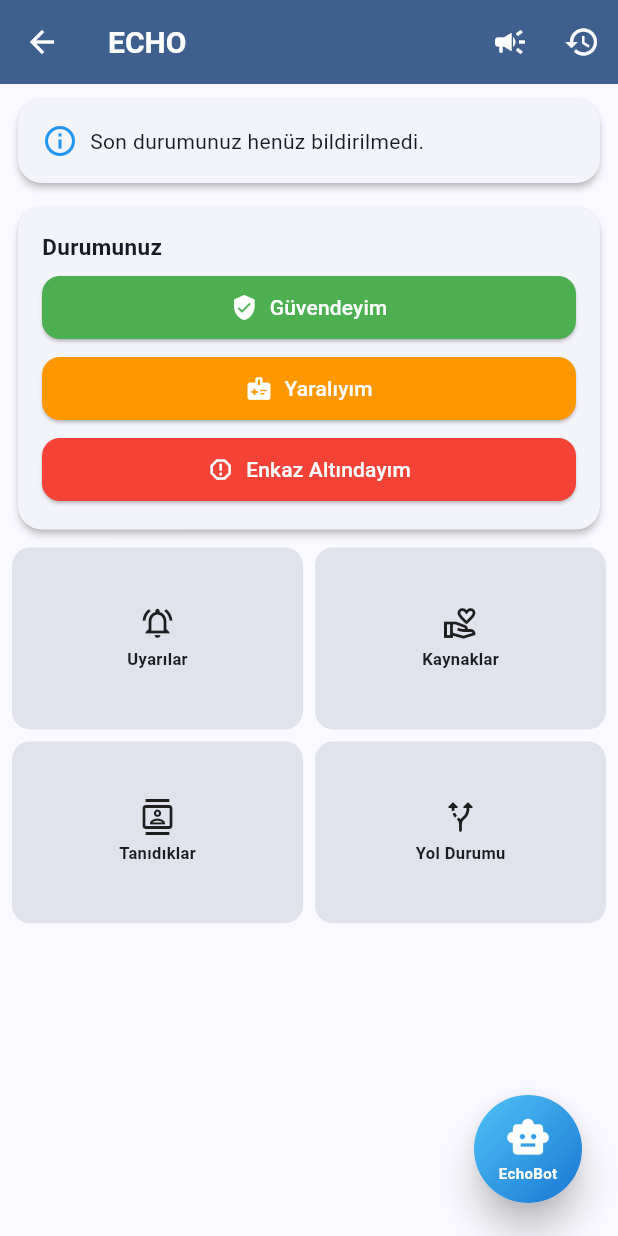
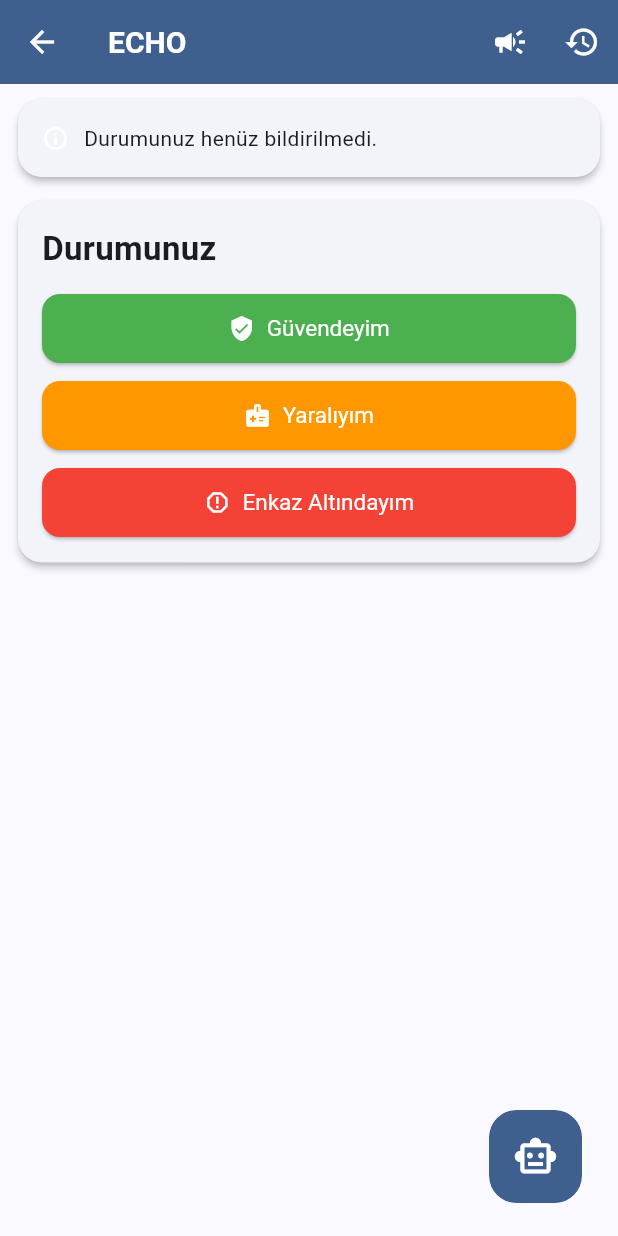
Before and after one commit to Troulax/ECHO, a Flutter app: the HomePage screen opened by its route, on a phone screen of 412 x 824 dp. Run offline on Flutter 3.47's test engine with Material 3 defaults, Android fonts, the phone set to English and light mode, and no system bars; our stand-ins replace audioplayers, geolocator, google_maps_flutter; network calls fail.

Commit message:
home page UI changes

```diff
--- a/lib/home_page.dart
+++ b/lib/home_page.dart
@@ -17,7 +17,11 @@ class HomePage extends StatefulWidget {
 }
 
 class _HomePageState extends State<HomePage> {
-  void _openEchoBot() {
+  String? _currentStatus; // null => henüz bildirilmedi
+  IconData _statusIcon = Icons.info_outline;
+  Color _statusColor = Colors.white;
+
+  void _openChatBot() {
     Navigator.push(
       context,
       MaterialPageRoute(builder: (_) => const ChatBotPage()),
@@ -45,9 +49,7 @@ class _HomePageState extends State<HomePage> {
             tooltip: 'Düdük',
             icon: Icon(
               Icons.campaign,
-              color: WhistleService.isRunning
-                  ? Colors.redAccent
-                  : Colors.white,
+              color: WhistleService.isRunning ? Colors.redAccent : Colors.white,
             ),
             onPressed: () async {
               if (WhistleService.isRunning) {
@@ -61,12 +63,10 @@ class _HomePageState extends State<HomePage> {
           IconButton(
             tooltip: 'Geçmiş Depremler',
             icon: const Icon(Icons.history),
-            onPressed: () =>
-                Navigator.pushNamed(context, Routes.pastQuakes),
+            onPressed: () => Navigator.pushNamed(context, Routes.pastQuakes),
           ),
         ],
       ),
-
       body: BasePage(
         child: Stack(
           children: [
@@ -82,23 +82,26 @@ class _HomePageState extends State<HomePage> {
                       const AppText(
                         'Durumunuz',
                         style: TextStyle(
-                          fontSize: 15,
+                          fontSize: 22,
                           fontWeight: FontWeight.bold,
                         ),
                       ),
-                      const SizedBox(height: 6),
+                      const SizedBox(height: 14),
+
                       _statusButton(
                         'Güvendeyim',
                         Icons.verified_user,
                         Colors.green,
                       ),
-                      const SizedBox(height: 6),
+                      const SizedBox(height: 10),
+
                       _statusButton(
                         'Yaralıyım',
                         Icons.medical_information,
                         Colors.orange,
                       ),
-                      const SizedBox(height: 6),
+                      const SizedBox(height: 10),
+
                       _statusButton(
                         'Enkaz Altındayım',
                         Icons.report_gmailerrorred,
@@ -107,89 +110,43 @@ class _HomePageState extends State<HomePage> {
                     ],
                   ),
                 ),
+              ],
+            ),
 
-                const SizedBox(height: 8),
-
-                Expanded(
-                  child: GridView.count(
-                    physics: const NeverScrollableScrollPhysics(),
-                    crossAxisCount: 2,
-                    childAspectRatio: 1.6,
-                    mainAxisSpacing: 8,
-                    crossAxisSpacing: 8,
-                    children: [
-                      _quickAction(
-                        'Uyarılar',
-                        Icons.notifications_active_outlined,
-                        Routes.alerts,
+            Positioned(
+              right: 16,
+              bottom: 16,
+              child: Material(
+                color: Colors.transparent,
+                shape: RoundedRectangleBorder(
+                  borderRadius: BorderRadius.circular(18),
                 ),
-                      _quickAction(
-                        'Kaynaklar',
-                        Icons.volunteer_activism_outlined,
-                        Routes.resources,
-                      ),
-                      _quickAction(
-                        'Tanıdıklar',
-                        Icons.contacts_outlined,
-                        Routes.contacts,
-                      ),
-                      _quickAction(
-                        'Yol Durumu',
-                        Icons.alt_route_rounded,
-                        Routes.roads,
+                clipBehavior: Clip.antiAlias, // 👈 gerçek kırpma
+                child: InkWell(
+                  onTap: _openChatBot,
+                  splashColor: Colors.white12,
+                  highlightColor: Colors.transparent,
+                  child: Ink(
+                    width: 62,
+                    height: 62,
+                    decoration: BoxDecoration(
+                      color: const Color(0xFF3F5F8F),
+                      borderRadius: BorderRadius.circular(18),
+                      boxShadow: [
+                        BoxShadow(
+                          color: Colors.black.withOpacity(0.25),
+                          blurRadius: 12,
+                          offset: const Offset(0, 6),
                         ),
                       ],
                     ),
-                ),
-              ],
-            ),
-
-            /// 🔵 SABİT ECHOBOT
-            Positioned(
-              right: 16,
-              bottom: 16,
-              child: GestureDetector(
-                onTap: _openEchoBot,
-                child: _echoBotBall(),
+                    child: const Icon(
+                      Icons.smart_toy_outlined,
+                      color: Colors.white,
+                      size: 30,
                     ),
                   ),
-          ],
                 ),
-      ),
-    );
-  }
-
-  // ---------------- UI PARÇALARI ----------------
-
-  Widget _echoBotBall() {
-    return Material(
-      elevation: 10,
-      shape: const CircleBorder(),
-      child: Container(
-        width: 72,
-        height: 72,
-        decoration: const BoxDecoration(
-          shape: BoxShape.circle,
-          gradient: LinearGradient(
-            colors: [
-              Color(0xFF4FC3F7),
-              Color(0xFF1976D2),
-            ],
-            begin: Alignment.topLeft,
-            end: Alignment.bottomRight,
-          ),
-        ),
-        child: Column(
-          mainAxisAlignment: MainAxisAlignment.center,
-          children: const [
-            Icon(Icons.smart_toy, color: Colors.white, size: 30),
-            SizedBox(height: 2),
-            Text(
-              'EchoBot',
-              style: TextStyle(
-                color: Colors.white,
-                fontSize: 10,
-                fontWeight: FontWeight.w700,
               ),
             ),
           ],
@@ -199,15 +156,23 @@ class _HomePageState extends State<HomePage> {
   }
 
   Widget _statusBanner() {
+    final text = _currentStatus == null
+        ? 'Durumunuz henüz bildirilmedi.'
+        : 'Durumunuz: $_currentStatus';
+
     return EchoCard(
       child: Row(
-        children: const [
-          Icon(Icons.info_outline, color: Colors.blue),
-          SizedBox(width: 8),
+        children: [
+          Icon(_statusIcon, size: 18, color: _statusColor),
+          const SizedBox(width: 10),
           Expanded(
             child: AppText(
-              'Son durumunuz henüz bildirilmedi.',
+              text,
               maxLines: 2,
+              style: TextStyle(
+                color: _currentStatus == null ? null : _statusColor,
+                fontWeight: _currentStatus == null ? null : FontWeight.w600,
+              ),
             ),
           ),
         ],
@@ -223,49 +188,27 @@ class _HomePageState extends State<HomePage> {
     return SizedBox(
       width: double.infinity,
       child: ElevatedButton.icon(
-        icon: Icon(icon, size: 18),
+        icon: Icon(icon),
         label: Text(label),
         style: ElevatedButton.styleFrom(
           backgroundColor: color,
           foregroundColor: Colors.white,
-          padding: const EdgeInsets.symmetric(vertical: 11),
+          textStyle: const TextStyle(
+            fontSize: 15,
+            fontWeight: FontWeight.normal,
+          ),
+          padding: const EdgeInsets.symmetric(vertical: 14),
           shape: RoundedRectangleBorder(
             borderRadius: BorderRadius.circular(12),
           ),
         ),
-        onPressed: () {},
-      ),
-    );
-  }
-
-  Widget _quickAction(
-      String title,
-      IconData icon,
-      String route,
-      ) {
-    return InkWell(
-      onTap: () => Navigator.pushNamed(context, route),
-      borderRadius: BorderRadius.circular(12),
-      child: Container(
-        decoration: BoxDecoration(
-          color: Theme.of(context).colorScheme.surfaceVariant,
-          borderRadius: BorderRadius.circular(12),
-        ),
-        child: Column(
-          mainAxisAlignment: MainAxisAlignment.center,
-          children: [
-            Icon(icon, size: 24),
-            const SizedBox(height: 4),
-            AppText(
-              title,
-              maxLines: 1,
-              style: const TextStyle(
-                fontSize: 11,
-                fontWeight: FontWeight.w600,
-              ),
-            ),
-          ],
-        ),
+        onPressed: () {
+          setState(() {
+            _currentStatus = label;
+            _statusIcon = icon;
+            _statusColor = color;
+          });
+        },
       ),
     );
   }
--- a/lib/login_page.dart
+++ b/lib/login_page.dart
@@ -20,7 +20,7 @@ class _LoginPageState extends State<LoginPage> {
     final password = _passwordController.text.trim();
 
     if (username == 'admin' && password == '123') {
-      Navigator.pushReplacementNamed(context, Routes.home);
+      Navigator.pushReplacementNamed(context, Routes.root);
     } else {
       setState(() {
         _errorText = 'Kullanıcı adı veya şifre hatalı';
--- a/lib/services/routes.dart
+++ b/lib/services/routes.dart
@@ -1,6 +1,9 @@
 class Routes {
+  static const String root = '/root';
+
   static const String login = '/login';
   static const String signup = '/signup';
+
   static const String home = '/home';
   static const String report = '/report';
   static const String alerts = '/alerts';
```
Also changed, not shown: lib/main.dart (+71 -5 lines). Lines whose indentation alone changed are shown as unchanged.
